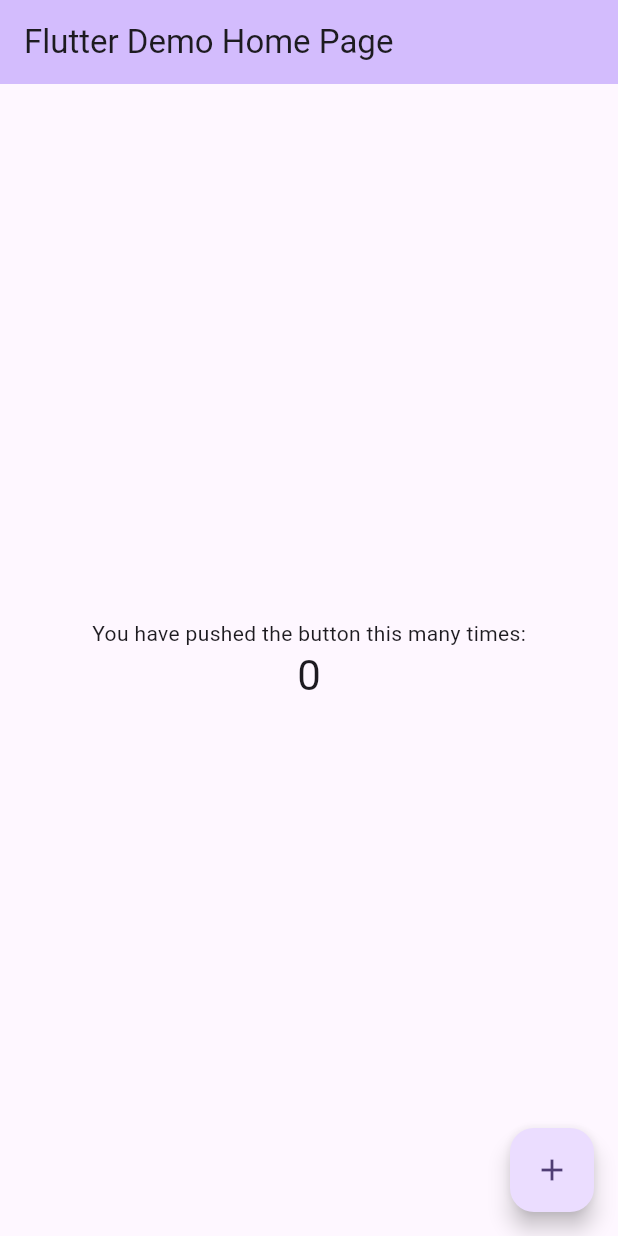
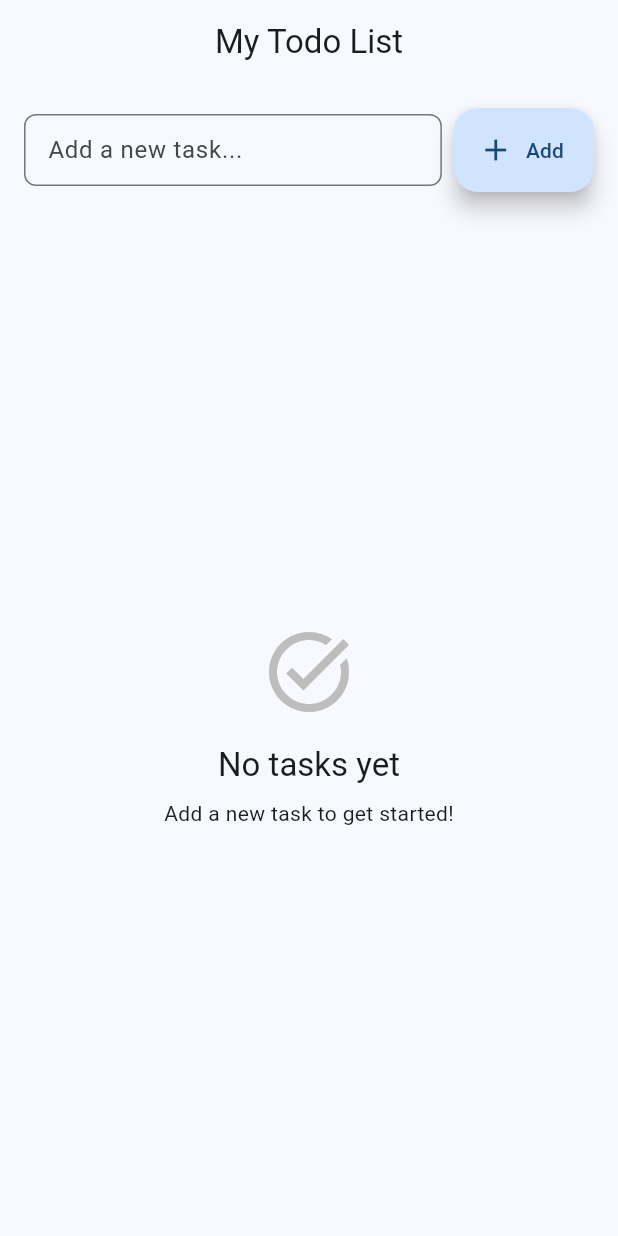
Before and after one commit to fiqihbadrian/todo-app, a Flutter app: the screen it shows after launch, on a phone screen of 412 x 824 dp. Run offline on Flutter 3.47's test engine with Material 3 defaults, Android fonts, the phone set to English and light mode, and no system bars.

Commit message:
todo list

```diff
--- a/lib/main.dart
+++ b/lib/main.dart
@@ -7,116 +7,168 @@ void main() {
 class MyApp extends StatelessWidget {
   const MyApp({super.key});
 
-  // This widget is the root of your application.
   @override
   Widget build(BuildContext context) {
     return MaterialApp(
-      title: 'Flutter Demo',
+      title: 'Todo List App',
       theme: ThemeData(
-        // This is the theme of your application.
-        //
-        // TRY THIS: Try running your application with "flutter run". You'll see
-        // the application has a purple toolbar. Then, without quitting the app,
-        // try changing the seedColor in the colorScheme below to Colors.green
-        // and then invoke "hot reload" (save your changes or press the "hot
-        // reload" button in a Flutter-supported IDE, or press "r" if you used
-        // the command line to start the app).
-        //
-        // Notice that the counter didn't reset back to zero; the application
-        // state is not lost during the reload. To reset the state, use hot
-        // restart instead.
-        //
-        // This works for code too, not just values: Most code changes can be
-        // tested with just a hot reload.
-        colorScheme: .fromSeed(seedColor: Colors.deepPurple),
+        colorScheme: ColorScheme.fromSeed(seedColor: Colors.blue),
+        useMaterial3: true,
       ),
-      home: const MyHomePage(title: 'Flutter Demo Home Page'),
+      home: const TodoListPage(),
     );
   }
 }
 
-class MyHomePage extends StatefulWidget {
-  const MyHomePage({super.key, required this.title});
-
-  // This widget is the home page of your application. It is stateful, meaning
-  // that it has a State object (defined below) that contains fields that affect
-  // how it looks.
-
-  // This class is the configuration for the state. It holds the values (in this
-  // case the title) provided by the parent (in this case the App widget) and
-  // used by the build method of the State. Fields in a Widget subclass are
-  // always marked "final".
-
-  final String title;
+class TodoListPage extends StatefulWidget {
+  const TodoListPage({super.key});
 
   @override
-  State<MyHomePage> createState() => _MyHomePageState();
+  State<TodoListPage> createState() => _TodoListPageState();
 }
 
-class _MyHomePageState extends State<MyHomePage> {
-  int _counter = 0;
+class _TodoListPageState extends State<TodoListPage> {
+  final List<TodoItem> _todos = [];
+  final TextEditingController _controller = TextEditingController();
 
-  void _incrementCounter() {
+  void _addTodo() {
+    if (_controller.text.isNotEmpty) {
+      setState(() {
+        _todos.add(TodoItem(
+          id: DateTime.now().millisecondsSinceEpoch,
+          title: _controller.text,
+          completed: false,
+        ));
+        _controller.clear();
+      });
+    }
+  }
+
+  void _deleteTodo(int id) {
     setState(() {
-      // This call to setState tells the Flutter framework that something has
-      // changed in this State, which causes it to rerun the build method below
-      // so that the display can reflect the updated values. If we changed
-      // _counter without calling setState(), then the build method would not be
-      // called again, and so nothing would appear to happen.
-      _counter++;
+      _todos.removeWhere((todo) => todo.id == id);
+    });
+  }
+
+  void _toggleTodo(int id) {
+    setState(() {
+      final todo = _todos.firstWhere((t) => t.id == id);
+      todo.completed = !todo.completed;
     });
   }
 
   @override
+  void dispose() {
+    _controller.dispose();
+    super.dispose();
+  }
+
+  @override
   Widget build(BuildContext context) {
-    // This method is rerun every time setState is called, for instance as done
-    // by the _incrementCounter method above.
-    //
-    // The Flutter framework has been optimized to make rerunning build methods
-    // fast, so that you can just rebuild anything that needs updating rather
-    // than having to individually change instances of widgets.
     return Scaffold(
       appBar: AppBar(
-        // TRY THIS: Try changing the color here to a specific color (to
-        // Colors.amber, perhaps?) and trigger a hot reload to see the AppBar
-        // change color while the other colors stay the same.
-        backgroundColor: Theme.of(context).colorScheme.inversePrimary,
-        // Here we take the value from the MyHomePage object that was created by
-        // the App.build method, and use it to set our appbar title.
-        title: Text(widget.title),
+        title: const Text('My Todo List'),
+        centerTitle: true,
+        elevation: 0,
       ),
-      body: Center(
-        // Center is a layout widget. It takes a single child and positions it
-        // in the middle of the parent.
-        child: Column(
-          // Column is also a layout widget. It takes a list of children and
-          // arranges them vertically. By default, it sizes itself to fit its
-          // children horizontally, and tries to be as tall as its parent.
-          //
-          // Column has various properties to control how it sizes itself and
-          // how it positions its children. Here we use mainAxisAlignment to
-          // center the children vertically; the main axis here is the vertical
-          // axis because Columns are vertical (the cross axis would be
-          // horizontal).
-          //
-          // TRY THIS: Invoke "debug painting" (choose the "Toggle Debug Paint"
-          // action in the IDE, or press "p" in the console), to see the
-          // wireframe for each widget.
-          mainAxisAlignment: .center,
-          children: [
-            const Text('You have pushed the button this many times:'),
-            Text(
-              '$_counter',
-              style: Theme.of(context).textTheme.headlineMedium,
+      body: Column(
+        children: [
+          Padding(
+            padding: const EdgeInsets.all(16.0),
+            child: Row(
+              children: [
+                Expanded(
+                  child: TextField(
+                    controller: _controller,
+                    decoration: InputDecoration(
+                      hintText: 'Add a new task...',
+                      border: OutlineInputBorder(
+                        borderRadius: BorderRadius.circular(8),
+                      ),
+                      contentPadding: const EdgeInsets.symmetric(
+                        horizontal: 12,
+                        vertical: 8,
+                      ),
+                    ),
+                    onSubmitted: (_) => _addTodo(),
+                  ),
+                ),
+                const SizedBox(width: 8),
+                FloatingActionButton.extended(
+                  onPressed: _addTodo,
+                  label: const Text('Add'),
+                  icon: const Icon(Icons.add),
+                ),
+              ],
             ),
-          ],
-        ),
-      ),
-      floatingActionButton: FloatingActionButton(
-        onPressed: _incrementCounter,
-        tooltip: 'Increment',
-        child: const Icon(Icons.add),
+          ),
+          Expanded(
+            child: _todos.isEmpty
+                ? Center(
+                    child: Column(
+                      mainAxisAlignment: MainAxisAlignment.center,
+                      children: [
+                        Icon(
+                          Icons.task_alt,
+                          size: 64,
+                          color: Colors.grey[400],
+                        ),
+                        const SizedBox(height: 16),
+                        Text(
+                          'No tasks yet',
+                          style: Theme.of(context).textTheme.titleLarge,
+                        ),
+                        const SizedBox(height: 8),
+                        Text(
+                          'Add a new task to get started!',
+                          style: Theme.of(context).textTheme.bodyMedium,
+                        ),
+                      ],
+                    ),
+                  )
+                : ListView.builder(
+                    itemCount: _todos.length,
+                    padding: const EdgeInsets.symmetric(horizontal: 16),
+                    itemBuilder: (context, index) {
+                      final todo = _todos[index];
+                      return Card(
+                        margin: const EdgeInsets.symmetric(vertical: 8),
+                        child: ListTile(
+                          leading: Checkbox(
+                            value: todo.completed,
+                            onChanged: (_) => _toggleTodo(todo.id),
+                          ),
+                          title: Text(
+                            todo.title,
+                            style: TextStyle(
+                              decoration: todo.completed
+                                  ? TextDecoration.lineThrough
+                                  : null,
+                            ),
+                          ),
+                          trailing: IconButton(
+                            icon: const Icon(Icons.delete, color: Colors.red),
+                            onPressed: () => _deleteTodo(todo.id),
+                          ),
+                        ),
+                      );
+                    },
+                  ),
+          ),
+        ],
       ),
     );
   }
 }
+
+class TodoItem {
+  final int id;
+  final String title;
+  bool completed;
+
+  TodoItem({
+    required this.id,
+    required this.title,
+    required this.completed,
+  });
+}
```
